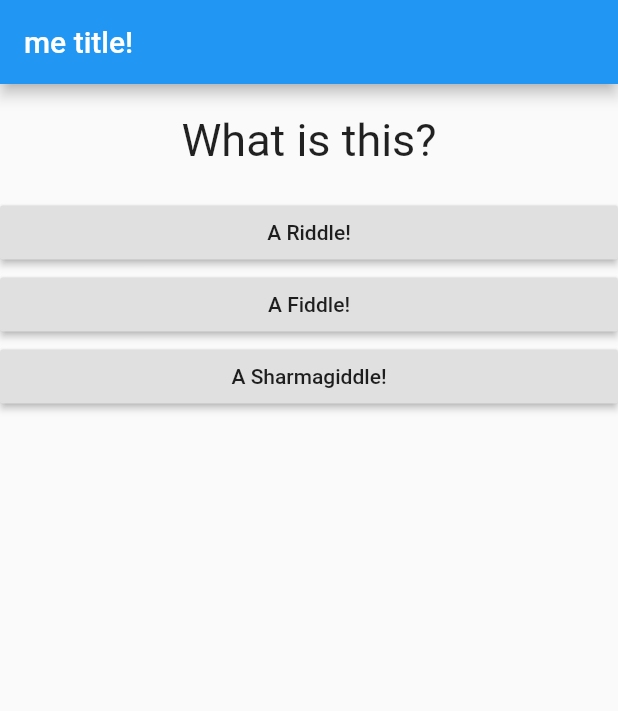
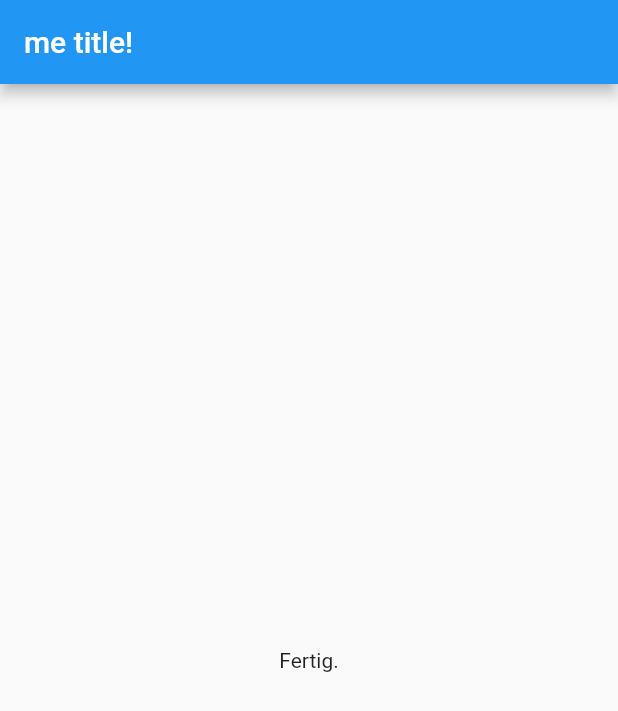
Before and after one commit to flypenguin/course_udemy_flutter, a Flutter app: the screen it shows after launch, after a tap on "A Riddle!", after a tap on "A whiteknight!", after a tap on "Amazing!", on a phone screen of 412 x 824 dp. Shown: the top 711 px of the screen. Run offline on Flutter 3.47's test engine with Material 2 defaults, Android fonts, the phone set to English and light mode, and no system bars.

Commit message:
let the quiz be done at some point

```diff
--- a/lib/main.dart
+++ b/lib/main.dart
@@ -37,7 +37,7 @@ class _MyAppState extends State<MyApp> {
 
     setState(() {
       // because we place this IN HERE this works.
-      _cycle = (_cycle + 1) % _questions.length;
+      _cycle += 1;
     });
 
     print("cycle: $_cycle");
@@ -48,17 +48,22 @@ class _MyAppState extends State<MyApp> {
     return MaterialApp(
       home: Scaffold(
         appBar: AppBar(title: Text('me title!')),
-        body: Column(
+        body: (_cycle < _questions.length)
+            ? Column(
                 children: [
                   Question(_questions[_cycle]["question"]),
                   // functional style
                   // this returns a list. but we want - like in python - each ITEM
                   // of the list as a parameter. so basically we want to do
                   // *(blabla). The DART operator for this is not "*" but "...".
-            ...(_questions[_cycle]["answers"] as List<String>).map((answer) {
+                  ...(_questions[_cycle]["answers"] as List<String>)
+                      .map((answer) {
                     return Answer(answer, _buttonPressed);
                   }).toList()
                 ],
+              )
+            : Center(
+                child: Text("Fertig."),
               ),
       ),
     );
```
Lines whose indentation alone changed are shown as unchanged.
